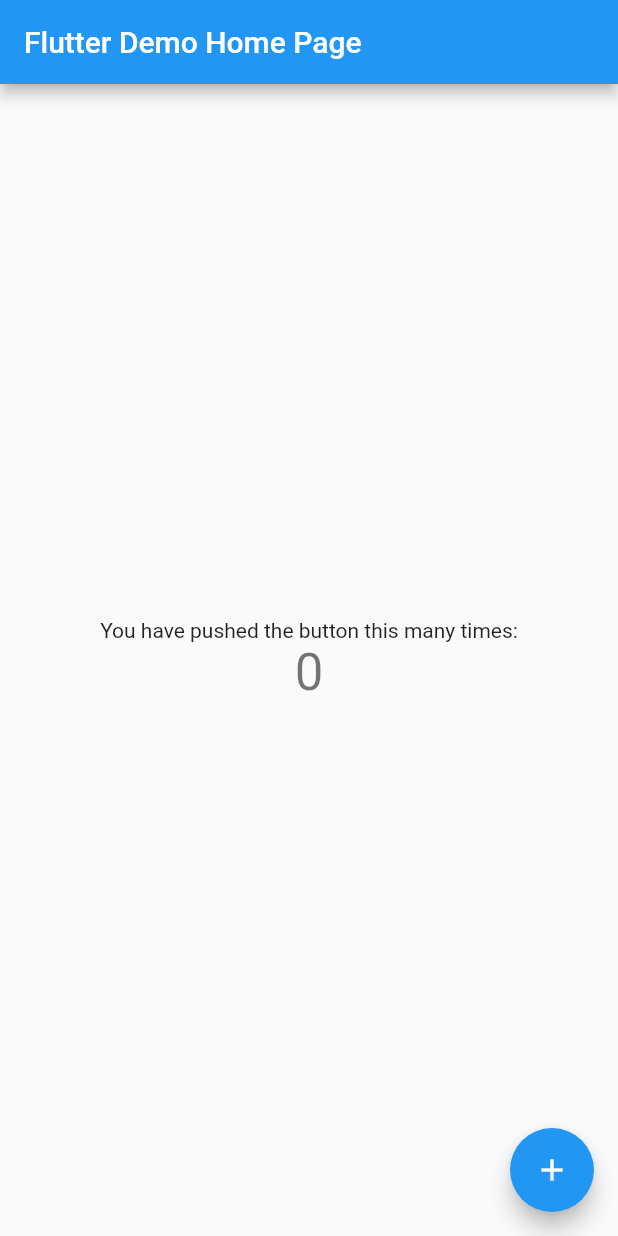
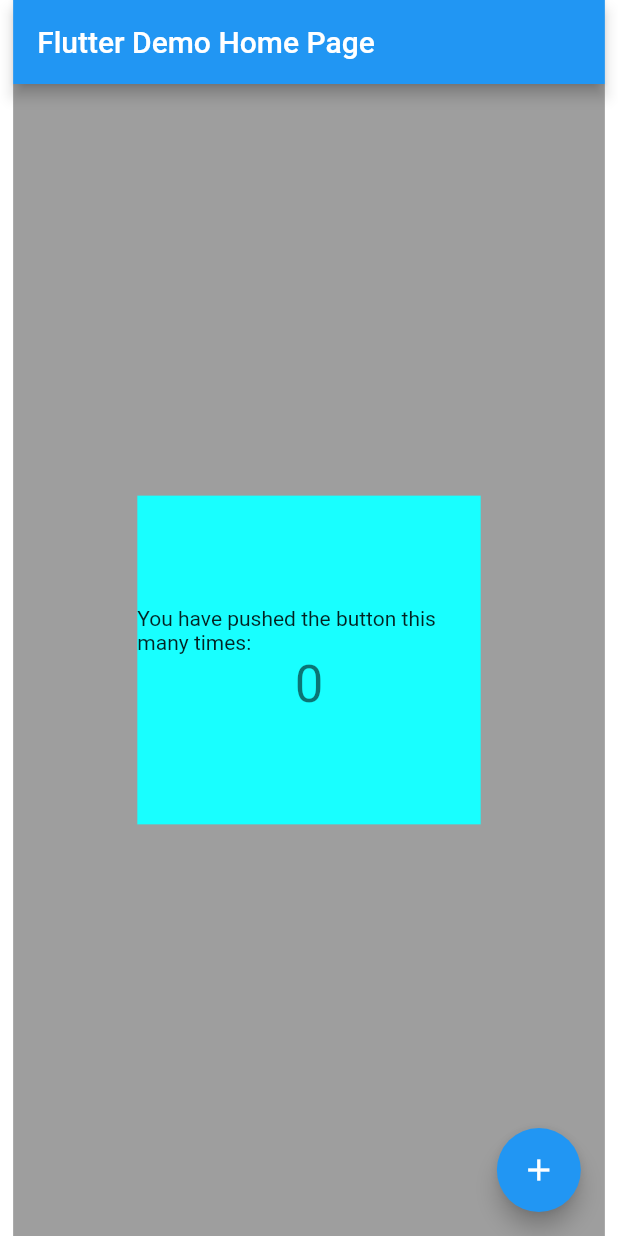
Before and after one commit to smart-nishida/flutter_verification, a Flutter app: the screen it shows after launch, on a phone screen of 412 x 824 dp. Run offline on Flutter 3.47's test engine with Material 2 defaults, Android fonts, the phone set to English and light mode, and no system bars; our stand-ins replace flutter_screenutil.

Commit message:
AspectRatioウィジェットとfluuter_screenutilライブラリを使って、画面比率ごとにスケールした形でコンテナが表示されるかの確認用に実装

```diff
--- a/lib/main.dart
+++ b/lib/main.dart
@@ -1,4 +1,5 @@
 import 'package:flutter/material.dart';
+import 'package:flutter_screenutil/flutter_screenutil.dart';
 
 void main() {
   runApp(const MyApp());
@@ -27,21 +28,96 @@ class MyHomePage extends StatefulWidget {
   State<MyHomePage> createState() => _MyHomePageState();
 }
 
+class _MyHomePageState2 extends State<MyHomePage> {
+
+  @override
+  Widget build(BuildContext context) {
+    final Size size = MediaQuery.of(context).size;
+    print("size.height: ${size.height}");
+    print("size.width: ${size.width}");
+
+    return ScreenUtilInit(
+      designSize: const Size(375, 812),
+      builder: (context, child) => AspectRatio(
+        aspectRatio: 9/19.5,
+        child: Scaffold(
+          appBar: AppBar(
+            title: Text(widget.title),
+          ),
+          body: Center(
+            child: Column(
+              // crossAxisAlignment: CrossAxisAlignment.center,
+              children: [
+                Container(
+                  height: 0.5.sh,
+                  color: Colors.red,
+                  child: Text("3×1=", style: TextStyle(fontSize: 40.sp),),
+                ),
+                Container(
+                  height: 0.393.sh,
+                  color: Colors.blueGrey,
+                  child: Text("てすとa"),
+                ),
+              ],
+            ),
+          ),
+        ),
+      ),
+    );
+  }
+}
+
 class _MyHomePageState extends State<MyHomePage> {
   int _counter = 0;
 
   void _incrementCounter() {
-    setState(() {_counter++;
+    setState(() {
+      _counter++;
     });
   }
 
   @override
   Widget build(BuildContext context) {
-    return Scaffold(
+    final Size size = MediaQuery.of(context).size;
+    final height = size.height;
+    final width = size.width;
+    print("height: $height");
+    print("width: $width");
+
+    return MaterialApp(
+      home: Container(
+        color: Colors.white,
+        child: Center(
+          child: AspectRatio(
+            /// 9:19.5扱いのiPhone11
+            // aspectRatio: 9/19.5, // 9:19.5だと横幅が空いてしまう
+            // aspectRatio: 414.0/848.0, // MediaQueryで取得した縦、横サイズで指定するとサイズはちょうど収まる → 厳密には9:19.5ではなく、おおよそ9:19.5ということっぽい
+            /// 9:19扱いのPixel4XL
+            // aspectRatio: 9/19, // 9:19だと横幅が空いてしまう
+            // aspectRatio: 411.42857142857144/820.5714285714286, // MediaQueryで取得した縦、横サイズで指定するとサイズはちょうど収まる → 厳密には9:19ではなく、おおよそ9:19ということっぽい
+            /// 9:20扱いのPixel5a
+            // aspectRatio: 9/20, // 9:20だと横幅が空いてしまう // MediaQueryで取得した縦、横サイズで指定するとサイズはちょうど収まる
+            aspectRatio: 360.0/752.0, // MediaQueryで取得した縦、横サイズで指定するとサイズはちょうど収まる 厳密にはMediaQueryで取得した縦横の長さが正しくて、ネットとかの仕様での9:20、1080x2400はアバウトな数値っぽい
+            child: Scaffold(
               appBar: AppBar(
                 title: Text(widget.title),
               ),
-      body: Center(
+              body: ScreenUtilInit(
+
+                // designSize: const Size(1080, 2400), // 9:20
+                /// aspectRatioで設定している論理ピクセルと合わせるパターン(画面縦横の長さのMAXをいくつと想定するかの設定)
+                /// 問題点: 0.5.shとしても、画面全体の50%という取り方になる為、アスペクト調整したコンテナのサイズをMAXとして比率でサイズ指定をしたい
+                designSize: const Size(360.0, 752.0),
+
+                builder: (context, child) => Container( //TODO このコンテナの縦横の長さを知りたい
+                  color: Colors.grey,
+                  child: Center(
+                    child: Container(
+                      height: 200.h,
+                      // height: 0.5.sh,
+                      width: 200.w,
+                      color: Colors.cyanAccent,
+                      child: Center(
                         child: Column(
                           mainAxisAlignment: MainAxisAlignment.center,
                           children: <Widget>[
@@ -55,11 +131,19 @@ class _MyHomePageState extends State<MyHomePage> {
                           ],
                         ),
                       ),
+                    ),
+                  ),
+                ),
+              ),
               floatingActionButton: FloatingActionButton(
                 onPressed: _incrementCounter,
                 tooltip: 'Increment',
                 child: const Icon(Icons.add),
               ),
+            ),
+          ),
+        ),
+      ),
     );
   }
 }
--- a/pubspec.yaml
+++ b/pubspec.yaml
@@ -36,6 +36,7 @@ dependencies:
   # The following adds the Cupertino Icons font to your application.
   # Use with the CupertinoIcons class for iOS style icons.
   cupertino_icons: ^1.0.2
+  flutter_screenutil: ^5.6.0
 
 dev_dependencies:
   flutter_test:
```
Also changed, not shown: pubspec.lock, 1 other file. Lines whose indentation alone changed are shown as unchanged.
